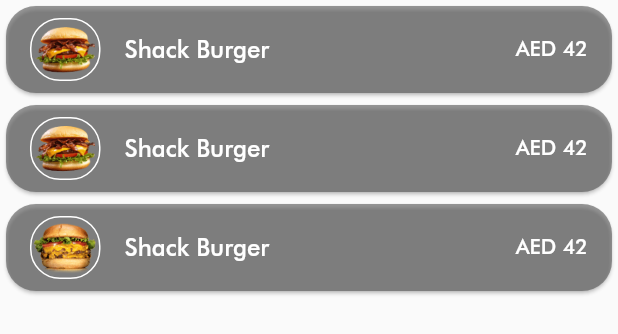
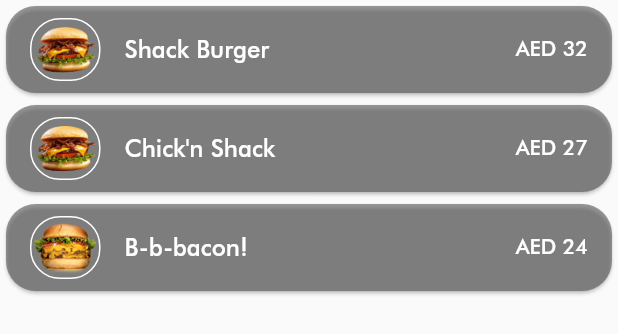
Before and after one commit to Omar-Al-Ashi/shake-shack, a Flutter app: the CartList widget shown alone on an empty page, opened directly, on a phone screen of 412 x 824 dp. Shown: the top 334 px of the screen. Run offline on Flutter 3.47's test engine with Material 2 defaults, Android fonts, the phone set to English and light mode, and no system bars; network calls fail.

Commit message:
Minor update cart list widget

```diff
--- a/lib/widgets/cart_list.dart
+++ b/lib/widgets/cart_list.dart
@@ -6,17 +6,17 @@ class CartList extends StatelessWidget {
     {
       "burgerName": "Shack Burger",
       "imageLocation": "assets/images/burger3.png",
-      "price": "AED 42",
+      "price": "AED 32",
     },
     {
-      "burgerName": "Shack Burger",
+      "burgerName": "Chick'n Shack",
       "imageLocation": "assets/images/burger2.png",
-      "price": "AED 42",
+      "price": "AED 27",
     },
     {
-      "burgerName": "Shack Burger",
+      "burgerName": "B-b-bacon!",
       "imageLocation": "assets/images/burger4.png",
-      "price": "AED 42",
+      "price": "AED 24",
     },
   ];
 
```
